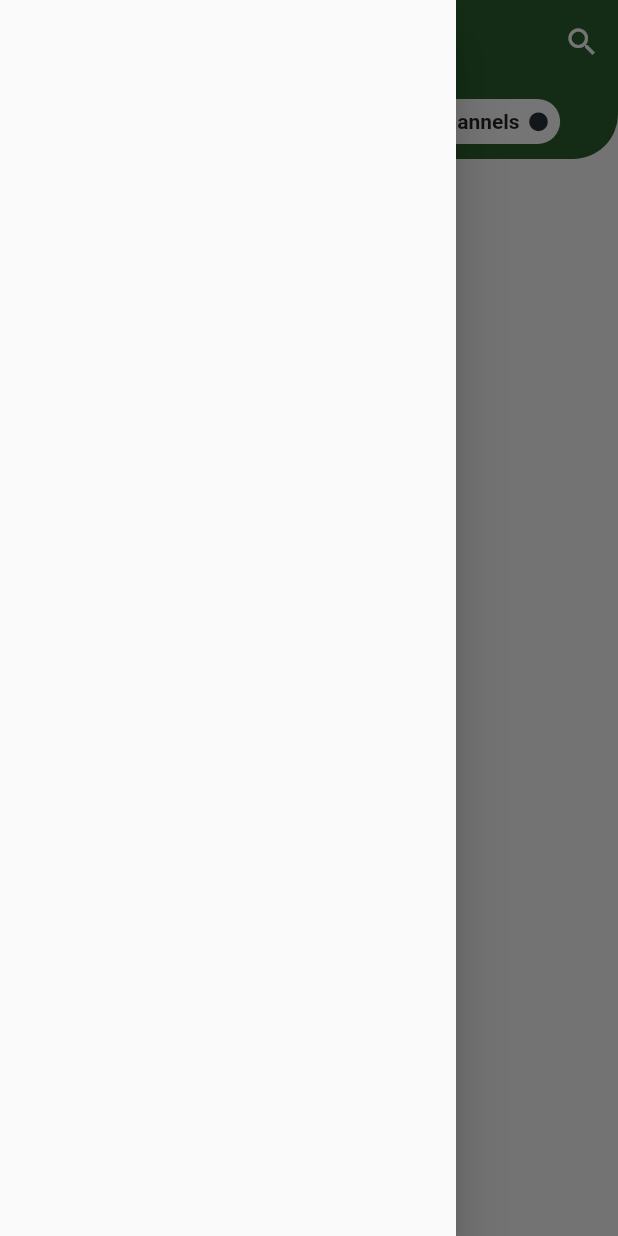
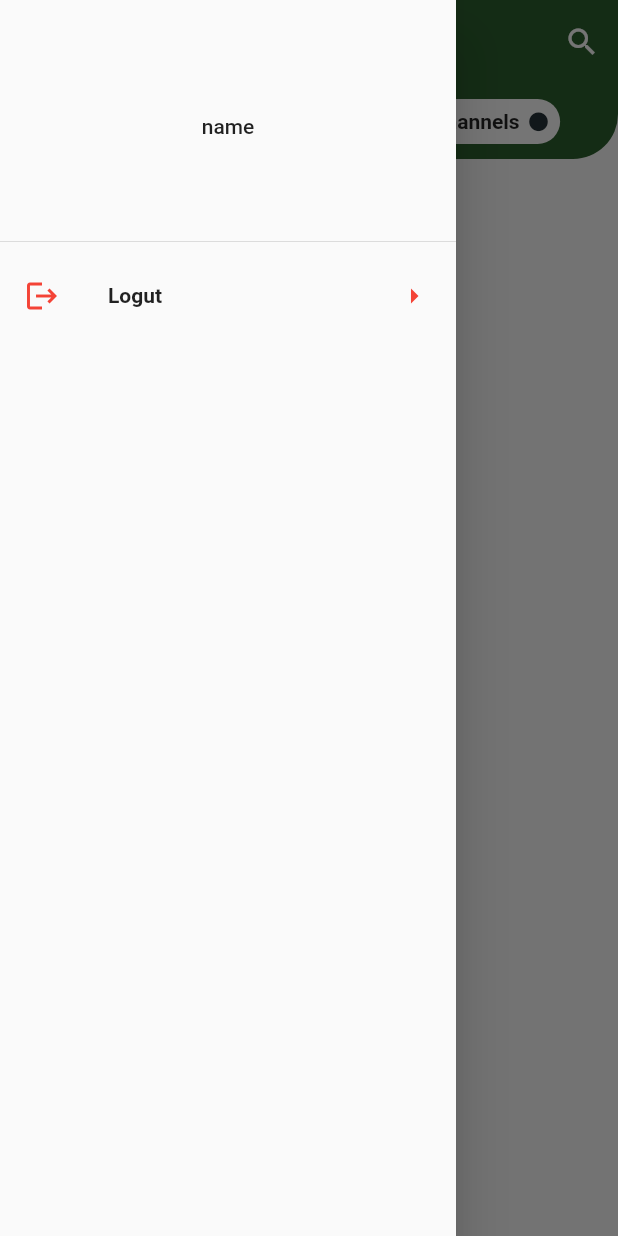
Before and after one commit to sina-karimi-93/Sika-Messenger, a Flutter app: the HomeScreen screen opened by its route, with the side drawer open, on a phone screen of 412 x 824 dp. Run offline on Flutter 3.47's test engine with Material 2 defaults, Android fonts, the light colour scheme and no system bars; our stand-ins replace sqflite; accounts and stored records are empty.

Commit message:
Implementing logout user

```diff
--- a/Frontend/mobile_version/lib/widgets/app_drawer.dart
+++ b/Frontend/mobile_version/lib/widgets/app_drawer.dart
@@ -1,8 +1,41 @@
 import 'package:flutter/material.dart';
+import 'package:mobile_version/providers/user_provider.dart';
+import 'package:mobile_version/screens/auth_screen.dart';
+import 'package:provider/provider.dart';
 
 class AppDrawer extends StatelessWidget {
   @override
   Widget build(BuildContext context) {
-    return Drawer();
+    final userProvider = Provider.of<UserProvider>(context, listen: false);
+    final user = userProvider.user;
+    return Drawer(
+      child: Column(
+        children: [
+          DrawerHeader(
+            child: Center(
+              child: Text("${user.name}"),
+            ),
+          ),
+          ListTile(
+            onTap: () {
+              userProvider.logout(user.localId);
+              Navigator.of(context).pushReplacementNamed(AuthScreen.routeName);
+            },
+            leading: const Icon(
+              Icons.logout,
+              color: Colors.red,
+            ),
+            title: const Text(
+              "Logut",
+              style: TextStyle(fontWeight: FontWeight.bold),
+            ),
+            trailing: const Icon(
+              Icons.arrow_right,
+              color: Colors.red,
+            ),
+          ),
+        ],
+      ),
+    );
   }
 }
```
Also changed, not shown: Frontend/mobile_version/lib/providers/user_provider.dart (+16 -0 lines).
